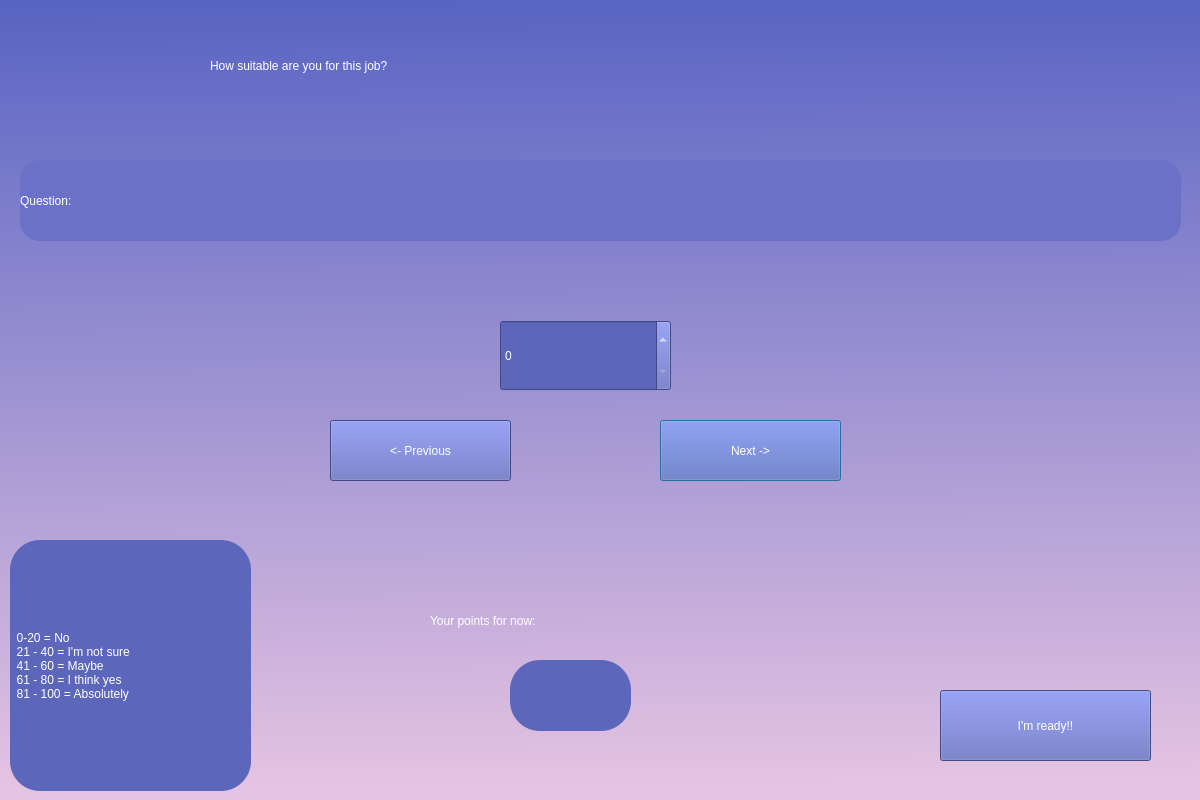
The window that Skriptovi/Questions.ui (xcWhy/QiuzJob) describes before a commit, drawn with Qt 5.
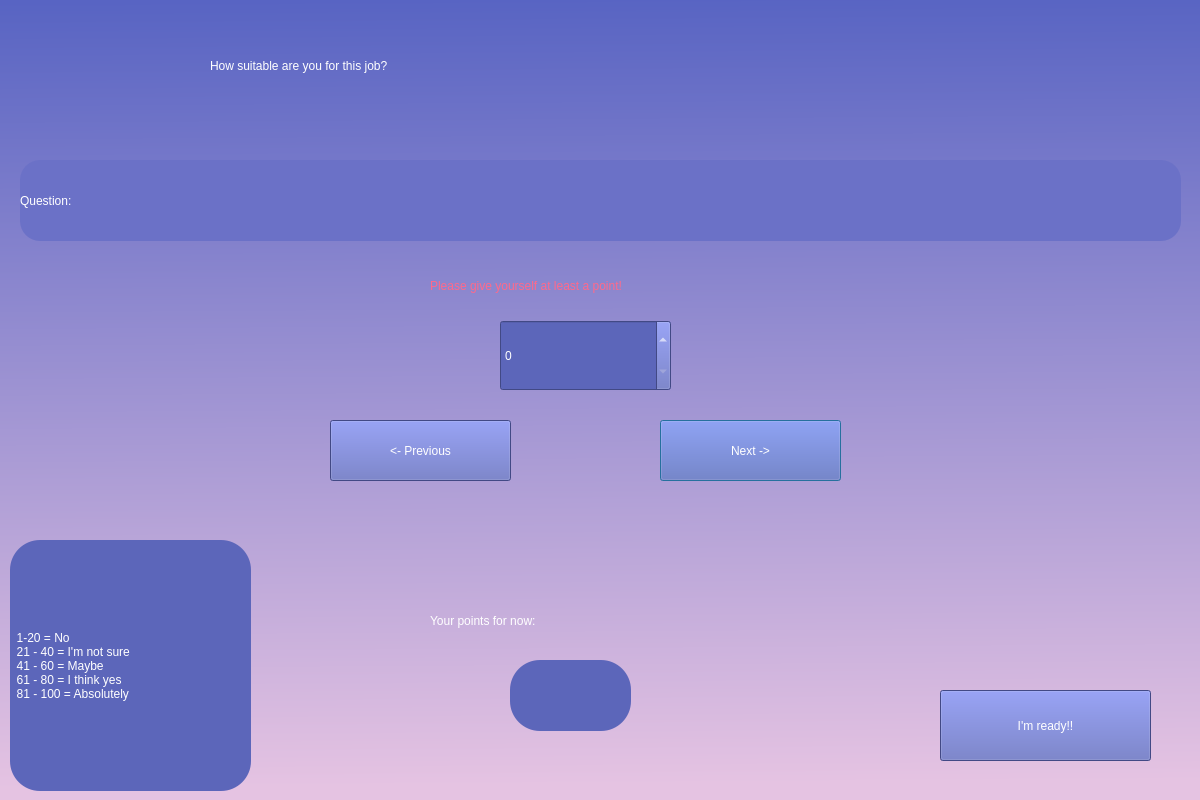
The same window after the commit.

Patch:
```diff
--- a/Skriptovi/Questions.ui
+++ b/Skriptovi/Questions.ui
@@ -115,7 +115,7 @@
   border-radius: 30px;</string>
     </property>
     <property name="text">
-     <string>  0-20 = No
+     <string>  1-20 = No
   21 - 40 = I'm not sure
   41 - 60 = Maybe
   61 - 80 = I think yes
@@ -198,6 +198,25 @@
      <string>&lt;- Previous</string>
     </property>
    </widget>
+   <widget class="QLabel" name="warn_label">
+    <property name="geometry">
+     <rect>
+      <x>460</x>
+      <y>290</y>
+      <width>321</width>
+      <height>31</height>
+     </rect>
+    </property>
+    <property name="styleSheet">
+     <string notr="true">font: 14pt &quot;MS Shell Dlg 2&quot;;
+background-color: qlineargradient(spread:pad, x1:0, y1:0, x2:1, y2:0, stop:0 rgba(0, 0, 0, 0), stop:1 rgba(255, 255, 255, 0));
+color: rgb(255, 105, 138);
+</string>
+    </property>
+    <property name="text">
+     <string>Please give yourself at least a point!</string>
+    </property>
+   </widget>
   </widget>
  </widget>
  <resources/>
```
